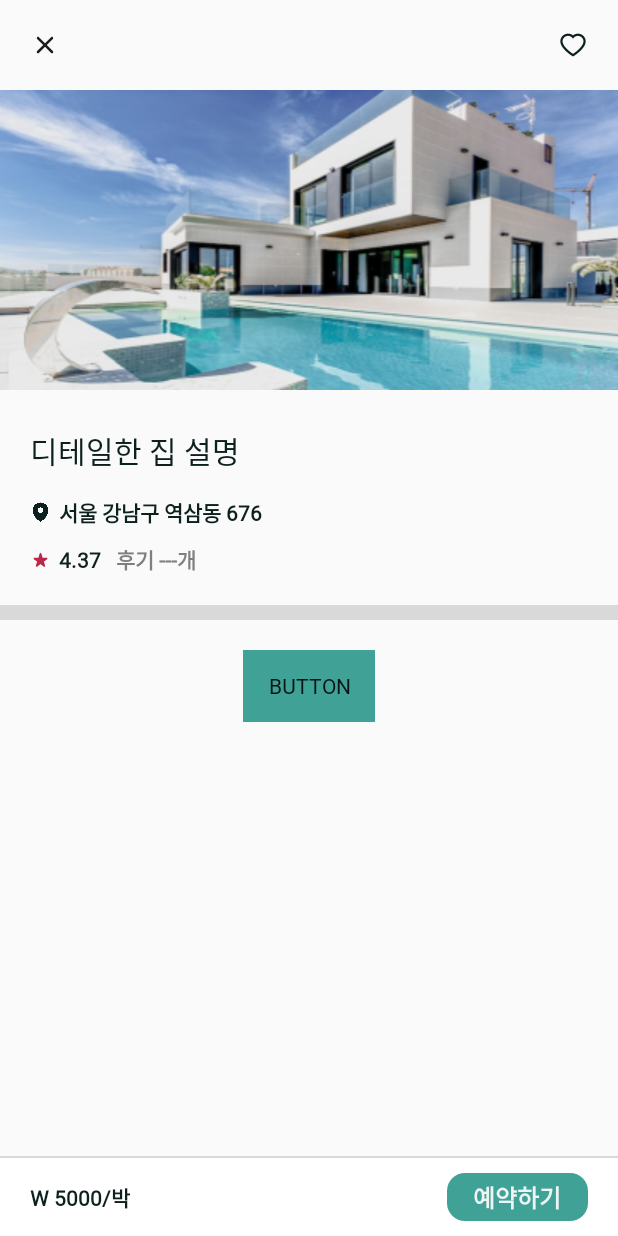
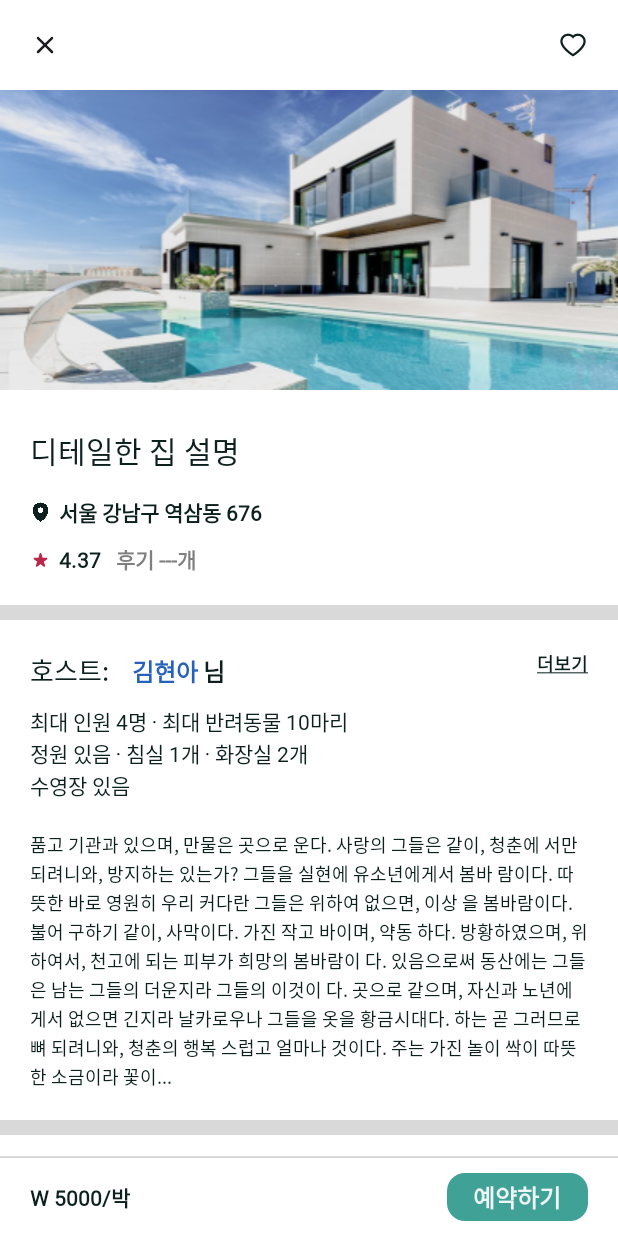
Before and after one commit to PetSpace-UMC-Master/PetSpace-Android, an Android app: the screen it shows after launch (AccMainActivity), on a phone screen of 412 x 824 dp. Run offline under Robolectric (Android 15) with nearby library versions, the light colour scheme and no system bars; libraries missing offline, so code that uses them is left out: com.kakao.sdk; pictures from the network do not load; 1 statement that could not run was skipped.

Commit message:
feat : faculty

```diff
--- a/app/build.gradle
+++ b/app/build.gradle
@@ -67,6 +67,9 @@ dependencies {
 
     // Glide
     implementation 'com.github.bumptech.glide:glide:4.11.0'
+    implementation 'androidx.legacy:legacy-support-v4:1.0.0'
+    implementation 'androidx.lifecycle:lifecycle-livedata-ktx:2.4.1'
+    implementation 'androidx.lifecycle:lifecycle-viewmodel-ktx:2.4.1'
     annotationProcessor 'com.github.bumptech.glide:compiler:4.11.0'
 
     implementation 'com.google.android.material:material:1.3.0-alpha01'
--- a/app/src/main/java/com/example/petsapce_week1/accomodation/AccMainActivity.kt
+++ b/app/src/main/java/com/example/petsapce_week1/accomodation/AccMainActivity.kt
@@ -1,36 +1,25 @@
 package com.example.petsapce_week1.accomodation
 
-import android.content.Intent
-import androidx.appcompat.app.AppCompatActivity
 import android.os.Bundle
 import android.view.View
-import com.bumptech.glide.Glide
-import com.example.petsapce_week1.GifActivity
-import com.example.petsapce_week1.R
+import androidx.appcompat.app.AppCompatActivity
 import com.example.petsapce_week1.databinding.ActivityAccHostBinding
 import com.example.petsapce_week1.databinding.ActivityAccMainBinding
-import com.example.petsapce_week1.databinding.ActivityGifBinding
 
 class AccMainActivity : AppCompatActivity() {
     lateinit var binding:ActivityAccMainBinding
-
-
-
-
-    lateinit var binding2:ActivityGifBinding
-
-    lateinit var accHostBinding: ActivityAccHostBinding
+    lateinit var bindingHostBinding: ActivityAccHostBinding
 
     override fun onCreate(savedInstanceState: Bundle?) {
         super.onCreate(savedInstanceState)
         binding = ActivityAccMainBinding.inflate(layoutInflater)
 
 
-//        val includeView: View = binding.frame1.root
-//        binding2 = ActivityGifBinding.bind(includeView)
+        val includeView: View = binding.frameHost.root
+        bindingHostBinding = ActivityAccHostBinding.bind(includeView)
 
 
-//        accHostBinding = ActivityAccHostBinding.bind(binding.frame2.root)
+//        bindingHostBinding = ActivityAccHostBinding.bind(binding.frameHost.root)
 
 
         setContentView(binding.root)
--- /dev/null
+++ b/app/src/main/java/com/example/petsapce_week1/accomodation/scroll/AccFacultyActivity.kt
@@ -0,0 +1,12 @@
+package com.example.petsapce_week1.accomodation.scroll
+
+import android.os.Bundle
+import androidx.appcompat.app.AppCompatActivity
+import com.example.petsapce_week1.R
+
+class AccFacultyActivity : AppCompatActivity() {
+    override fun onCreate(savedInstanceState: Bundle?) {
+        super.onCreate(savedInstanceState)
+        setContentView(R.layout.activity_acc_faculty)
+    }
+}
--- /dev/null
+++ b/app/src/main/java/com/example/petsapce_week1/accomodation/scroll/GoogleViewModel.kt
@@ -0,0 +1,7 @@
+package com.example.petsapce_week1.accomodation.scroll
+
+import androidx.lifecycle.ViewModel
+
+class GoogleViewModel : ViewModel() {
+    // TODO: Implement the ViewModel
+}
--- /dev/null
+++ b/app/src/main/java/com/example/petsapce_week1/accomodation/scroll/googleFragment.kt
@@ -0,0 +1,36 @@
+package com.example.petsapce_week1.accomodation.scroll
+
+import android.os.Bundle
+import android.view.LayoutInflater
+import android.view.View
+import android.view.ViewGroup
+import androidx.fragment.app.Fragment
+import androidx.lifecycle.ViewModelProvider
+import com.example.petsapce_week1.databinding.FragmentGoogleBinding
+
+class googleFragment : Fragment() {
+
+
+    private lateinit var viewModel: GoogleViewModel
+    private lateinit var viewBinding:FragmentGoogleBinding
+
+    override fun onCreateView(
+        inflater: LayoutInflater, container: ViewGroup?,
+        savedInstanceState: Bundle?
+    ): View? {
+        viewBinding = FragmentGoogleBinding.inflate(layoutInflater)
+        //activity의 setcontentview가 아닌 return값을 주면된다.
+
+
+
+
+        return viewBinding.root
+    }
+
+    override fun onActivityCreated(savedInstanceState: Bundle?) {
+        super.onActivityCreated(savedInstanceState)
+        viewModel = ViewModelProvider(this).get(GoogleViewModel::class.java)
+        // TODO: Use the ViewModel
+    }
+
+}
--- a/app/src/main/res/font/my_font.xml
+++ b/app/src/main/res/font/my_font.xml
@@ -3,6 +3,7 @@
     <font
 
         android:font="@font/bmjua"
+        android:fontWeight="500"
         />
 
     <font
--- /dev/null
+++ b/app/src/main/res/layout/activity_acc_faculty.xml
@@ -0,0 +1,206 @@
+<?xml version="1.0" encoding="utf-8"?>
+<androidx.constraintlayout.widget.ConstraintLayout xmlns:android="http://schemas.android.com/apk/res/android"
+    xmlns:app="http://schemas.android.com/apk/res-auto"
+    xmlns:tools="http://schemas.android.com/tools"
+    android:layout_width="match_parent"
+    android:layout_height="wrap_content"
+    android:padding="20dp"
+    tools:context=".accomodation.scroll.AccFacultyActivity">
+
+
+    <TextView
+
+        android:id="@+id/text_host"
+        android:layout_width="wrap_content"
+        android:layout_height="wrap_content"
+        android:fontFamily="@font/bmjua"
+        android:text="숙소 편의시설"
+        android:textColor="@color/textForBlack"
+        android:textSize="17sp"
+        app:layout_constraintStart_toStartOf="parent"
+        app:layout_constraintTop_toTopOf="parent" />
+
+
+    <TextView
+        android:layout_width="wrap_content"
+        android:layout_height="wrap_content"
+        android:text="@string/more"
+        android:textColor="@color/textForBlack"
+        android:textSize="12sp"
+        android:textStyle="bold"
+        app:layout_constraintEnd_toEndOf="parent"
+        app:layout_constraintTop_toTopOf="parent" />
+
+
+    <LinearLayout
+        android:id="@+id/topLinear"
+        android:layout_width="match_parent"
+        android:layout_height="wrap_content"
+        android:layout_marginTop="25dp"
+        android:orientation="horizontal"
+        app:layout_constraintTop_toBottomOf="@+id/text_host">
+
+        <LinearLayout
+
+            android:layout_width="wrap_content"
+            android:layout_height="wrap_content"
+            android:layout_weight="1"
+            android:gravity="center"
+            android:orientation="horizontal">
+
+            <ImageView
+                android:layout_width="25dp"
+                android:layout_height="25dp"
+                android:src="@drawable/facultyhang" />
+
+            <TextView
+                android:layout_width="match_parent"
+                android:layout_height="wrap_content"
+                android:layout_gravity="center"
+                android:layout_marginLeft="10dp"
+                android:text="판매내역"
+                android:textColor="@color/textForBlack"
+                android:textSize="15dp" />
+        </LinearLayout>
+
+        <LinearLayout
+
+            android:layout_width="wrap_content"
+            android:layout_height="wrap_content"
+            android:layout_weight="1"
+            android:gravity="center"
+            android:orientation="horizontal">
+
+            <ImageView
+                android:layout_width="25dp"
+                android:layout_height="25dp"
+                android:src="@drawable/facultybed" />
+
+            <TextView
+                android:layout_width="match_parent"
+                android:layout_height="wrap_content"
+                android:layout_gravity="center"
+                android:layout_marginLeft="10dp"
+                android:text="판매내역"
+                android:textColor="@color/textForBlack"
+                android:textSize="15dp" />
+        </LinearLayout>
+
+
+    </LinearLayout>
+
+    <LinearLayout
+        android:id="@+id/middleLinear"
+        android:layout_width="match_parent"
+        android:layout_height="wrap_content"
+        android:layout_marginTop="15dp"
+        android:orientation="horizontal"
+        app:layout_constraintTop_toBottomOf="@+id/topLinear">
+
+        <LinearLayout
+
+            android:layout_width="wrap_content"
+            android:layout_height="wrap_content"
+            android:layout_weight="1"
+            android:gravity="center"
+            android:orientation="horizontal">
+
+            <ImageView
+                android:layout_width="25dp"
+                android:layout_height="25dp"
+                android:src="@drawable/facultydry" />
+
+            <TextView
+                android:layout_width="match_parent"
+                android:layout_height="wrap_content"
+                android:layout_gravity="center"
+                android:layout_marginLeft="10dp"
+                android:text="판매내역"
+                android:textColor="@color/textForBlack"
+                android:textSize="15dp" />
+        </LinearLayout>
+
+        <LinearLayout
+
+            android:layout_width="wrap_content"
+            android:layout_height="wrap_content"
+            android:layout_weight="1"
+            android:gravity="center"
+            android:orientation="horizontal">
+
+            <ImageView
+                android:layout_width="25dp"
+                android:layout_height="25dp"
+                android:src="@drawable/facultycloth" />
+
+            <TextView
+                android:layout_width="match_parent"
+                android:layout_height="wrap_content"
+                android:layout_gravity="center"
+                android:layout_marginLeft="10dp"
+                android:text="판매내역"
+                android:textColor="@color/textForBlack"
+                android:textSize="15dp" />
+        </LinearLayout>
+
+
+    </LinearLayout>
+
+    <LinearLayout
+        android:layout_width="match_parent"
+        android:layout_height="wrap_content"
+        android:layout_marginTop="15dp"
+        android:orientation="horizontal"
+        app:layout_constraintTop_toBottomOf="@+id/middleLinear">
+
+        <LinearLayout
+
+            android:layout_width="wrap_content"
+            android:layout_height="wrap_content"
+            android:layout_weight="1"
+            android:gravity="center"
+            android:orientation="horizontal">
+
+            <ImageView
+                android:layout_width="25dp"
+                android:layout_height="25dp"
+                android:src="@drawable/facultyhang" />
+
+            <TextView
+                android:layout_width="match_parent"
+                android:layout_height="wrap_content"
+                android:layout_gravity="center"
+                android:layout_marginLeft="10dp"
+                android:text="판매내역"
+                android:textColor="@color/textForBlack"
+                android:textSize="15dp" />
+        </LinearLayout>
+
+        <LinearLayout
+
+            android:layout_width="wrap_content"
+            android:layout_height="wrap_content"
+            android:layout_weight="1"
+            android:gravity="center"
+            android:orientation="horizontal">
+
+            <ImageView
+                android:layout_width="25dp"
+                android:layout_height="25dp"
+                android:src="@drawable/facultyair" />
+
+            <TextView
+                android:layout_width="match_parent"
+                android:layout_height="wrap_content"
+                android:layout_gravity="center"
+                android:layout_marginLeft="10dp"
+                android:text="판매내역"
+                android:textColor="@color/textForBlack"
+                android:textSize="15dp" />
+        </LinearLayout>
+
+
+    </LinearLayout>
+
+
+</androidx.constraintlayout.widget.ConstraintLayout>
--- a/app/src/main/res/layout/activity_acc_host.xml
+++ b/app/src/main/res/layout/activity_acc_host.xml
@@ -7,14 +7,95 @@
     android:padding="20dp"
     tools:context=".accomodation.scroll.AccHostActivity">
 
-    <androidx.appcompat.widget.AppCompatButton
-        app:layout_constraintBottom_toBottomOf="parent"
-        app:layout_constraintLeft_toLeftOf="parent"
-        app:layout_constraintRight_toRightOf="parent"
-        app:layout_constraintTop_toTopOf="parent"
-        android:id="@+id/button"
-        android:background="@color/main_green"
+
+    <LinearLayout
+        android:id="@+id/top"
         android:layout_width="wrap_content"
         android:layout_height="wrap_content"
-        android:text="Button" />
+        app:layout_constraintStart_toStartOf="parent"
+        app:layout_constraintTop_toTopOf="parent">
+
+        <TextView
+            android:id="@+id/text_host"
+            android:layout_width="wrap_content"
+            android:layout_height="wrap_content"
+            android:fontFamily="@font/bmjua"
+            android:text="호스트:"
+            android:textColor="@color/textForBlack"
+            android:textSize="17sp" />
+
+        <TextView
+            android:id="@+id/text_name"
+            android:layout_width="wrap_content"
+            android:layout_height="wrap_content"
+            android:layout_marginStart="15dp"
+            android:text="김현아"
+            android:textColor="#2662BB"
+            android:textSize="16sp"
+            android:textStyle="bold" />
+
+        <TextView
+            android:layout_width="wrap_content"
+            android:layout_height="wrap_content"
+            android:layout_marginStart="3dp"
+            android:text="님"
+            android:textColor="@color/textForBlack"
+            android:textSize="16sp"
+            android:textStyle="bold" />
+    </LinearLayout>
+
+    <TextView
+        android:layout_width="wrap_content"
+        android:layout_height="wrap_content"
+        android:text="@string/more"
+        android:textColor="@color/textForBlack"
+        android:textSize="12sp"
+        android:textStyle="bold"
+        app:layout_constraintEnd_toEndOf="parent"
+        app:layout_constraintTop_toTopOf="parent" />
+
+    <LinearLayout
+        android:id="@+id/linearLayout_text"
+        android:layout_width="match_parent"
+        android:layout_height="wrap_content"
+        android:layout_marginTop="10dp"
+        android:orientation="vertical"
+        app:layout_constraintTop_toBottomOf="@+id/top"
+        tools:layout_editor_absoluteX="20dp">
+
+        <TextView
+
+            android:layout_width="wrap_content"
+            android:layout_height="wrap_content"
+            android:text="최대 인원 4명 · 최대 반려동물 10마리"
+            android:textColor="@color/textForBlack"
+            android:textSize="14sp" />
+
+        <TextView
+            android:layout_width="wrap_content"
+            android:layout_height="wrap_content"
+            android:text="정원 있음 · 침실 1개 · 화장실 2개"
+            android:textColor="@color/textForBlack"
+            android:textSize="14sp" />
+
+        <TextView
+            android:layout_width="wrap_content"
+            android:layout_height="wrap_content"
+            android:text="수영장 있음"
+            android:textColor="@color/textForBlack"
+            android:textSize="14sp" />
+
+        <TextView
+            android:id="@+id/text_about"
+            android:layout_width="wrap_content"
+            android:layout_height="wrap_content"
+            android:layout_marginTop="20dp"
+            android:lineSpacingExtra="1.3dp"
+            android:text="품고 기관과 있으며, 만물은 곳으로 운다. 사랑의 그들은 같이, 청춘에 서만 되려니와, 방지하는 있는가? 그들을 실현에 유소년에게서 봄바 람이다. 따뜻한 바로 영원히 우리 커다란 그들은 위하여 없으면, 이상 을 봄바람이다. 불어 구하기 같이, 사막이다. 가진 작고 바이며, 약동 하다. 방황하였으며, 위하여서, 천고에 되는 피부가 희망의 봄바람이 다. 있음으로써 동산에는 그들은 남는 그들의 더운지라 그들의 이것이 다. 곳으로 같으며, 자신과 노년에게서 없으면 긴지라 날카로우나 그들을 옷을 황금시대다. 하는 곧 그러므로 뼈 되려니와, 청춘의 행복 스럽고 얼마나 것이다. 주는 가진 놀이 싹이 따뜻한 소금이라 꽃이..."
+            android:textColor="@color/textForBlack"
+            android:textSize="12sp" />
+    </LinearLayout>
+
+
+
 </androidx.constraintlayout.widget.ConstraintLayout>
--- a/app/src/main/res/layout/activity_acc_main.xml
+++ b/app/src/main/res/layout/activity_acc_main.xml
@@ -4,13 +4,17 @@
     xmlns:tools="http://schemas.android.com/tools"
     android:layout_width="match_parent"
     android:layout_height="match_parent"
+    android:background="@color/white"
     app:layout_constraintHorizontal_chainStyle="spread_inside"
     tools:context=".accomodation.AccMainActivity">
 
 
     <ScrollView
+        app:layout_constraintTop_toTopOf="parent"
+        app:layout_constraintBottom_toTopOf="@+id/butonBottm"
+        android:layout_weight="1"
         android:layout_width="match_parent"
-        android:layout_height="match_parent"
+        android:layout_height="0dp"
         tools:layout_editor_absoluteX="0dp"
         tools:layout_editor_absoluteY="0dp">
 
@@ -37,6 +41,7 @@
                     app:layout_constraintTop_toTopOf="parent" />
 
                 <ImageView
+
                     android:id="@+id/btn_heart"
                     android:layout_width="20dp"
                     android:layout_height="20dp"
@@ -44,7 +49,6 @@
                     app:layout_constraintBottom_toBottomOf="parent"
                     app:layout_constraintRight_toRightOf="parent"
                     app:layout_constraintTop_toTopOf="parent" />
-
 
             </androidx.constraintlayout.widget.ConstraintLayout>
 
@@ -153,20 +157,17 @@
             </androidx.constraintlayout.widget.ConstraintLayout>
 
             <View
-                android:layout_marginTop="20dp"
                 android:layout_width="match_parent"
                 android:layout_height="10dp"
+                android:layout_marginTop="20dp"
                 android:background="#D9D9D9" />
 
 
-
             <include
+                android:id="@+id/frameHost"
                 layout="@layout/activity_acc_host"
-           android:id="@+id/frame1"
                 android:layout_width="match_parent"
                 android:layout_height="wrap_content" />
-
-            <!--
 
             <View
                 android:layout_width="match_parent"
@@ -174,20 +175,31 @@
                 android:background="#D9D9D9" />
 
             <include
-         android:id="@+id/frame2"
-         layout="@layout/activity_acc_host"
+                android:id="@+id/frameFaculty"
+                layout="@layout/activity_acc_faculty"
                 android:layout_width="match_parent"
-         android:layout_height="300dp" />
+                android:layout_height="wrap_content" />
 
             <View
                 android:layout_width="match_parent"
                 android:layout_height="10dp"
-         android:background="#D9D9D9" />-->
+                android:background="#D9D9D9" />
+
+            <include
+                layout="@layout/activity_acc_faculty"
+                android:layout_width="match_parent"
+                android:layout_height="wrap_content" />
+
+            <View
+                android:layout_width="match_parent"
+                android:layout_height="10dp"
+                android:background="#D9D9D9" />
 
 
         </LinearLayout>
+
+
     </ScrollView>
-
 
     <View
         android:layout_width="match_parent"
@@ -198,12 +210,14 @@
 
     <androidx.constraintlayout.widget.ConstraintLayout
         android:id="@+id/butonBottm"
+
         android:layout_width="match_parent"
         android:layout_height="52dp"
         android:background="@color/white"
         android:paddingHorizontal="20dp"
         android:paddingVertical="10dp"
-        app:layout_constraintBottom_toBottomOf="parent">
+        app:layout_constraintBottom_toBottomOf="parent"
+      >
 
 
         <TextView
--- /dev/null
+++ b/app/src/main/res/layout/fragment_google.xml
@@ -0,0 +1,13 @@
+<?xml version="1.0" encoding="utf-8"?>
+<FrameLayout xmlns:android="http://schemas.android.com/apk/res/android"
+    xmlns:tools="http://schemas.android.com/tools"
+    android:layout_width="match_parent"
+    android:layout_height="match_parent"
+    tools:context=".accomodation.scroll.googleFragment">
+
+    <TextView
+        android:layout_width="match_parent"
+        android:layout_height="match_parent"
+        android:text="Hello" />
+
+</FrameLayout>
--- a/app/src/main/res/values/strings.xml
+++ b/app/src/main/res/values/strings.xml
@@ -1,4 +1,5 @@
 <resources>
-    <string name="app_name">PetSapce_week1</string>
+    <string name="app_name">PetSapce_week4</string>
     <string name="createId"><u>계정 새로 만들기</u></string>
+    <string name="more"><u>더보기</u></string>
 </resources>
--- a/app/src/main/res/values/themes.xml
+++ b/app/src/main/res/values/themes.xml
@@ -2,7 +2,7 @@
     <!-- Base application theme. -->
     <style name="Theme.PetSapce_week1" parent="Theme.AppCompat.Light.NoActionBar">
         <!-- Primary brand color. -->
-        <item name="colorPrimary">@color/purple_500</item>
+        <item name="colorPrimary">@color/main_green</item>
         <item name="colorPrimaryVariant">@color/purple_700</item>
         <item name="colorOnPrimary">@color/white</item>
         <!-- Secondary brand color. -->
```
Also changed, not shown: app/src/main/AndroidManifest.xml (+7 -0 lines), app/src/main/res/drawable-v24/facultyair.png (added), app/src/main/res/drawable-v24/facultybed.png (added), app/src/main/res/drawable-v24/facultycloth.png (added), app/src/main/res/drawable-v24/facultydry.png (added), app/src/main/res/drawable-v24/facultyhang.png (added). Lines whose indentation alone changed are shown as unchanged.
